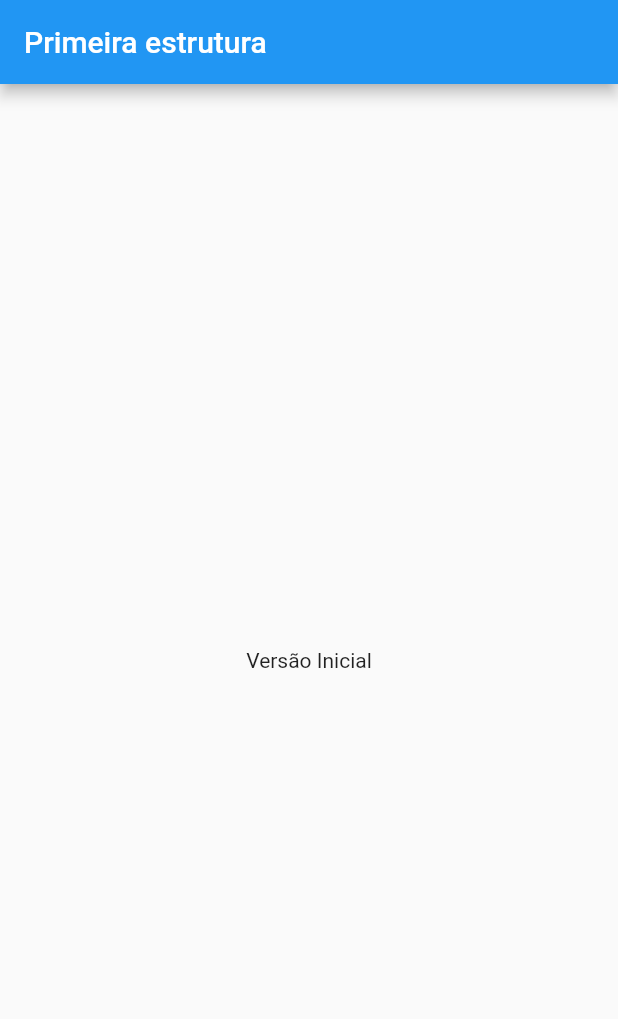
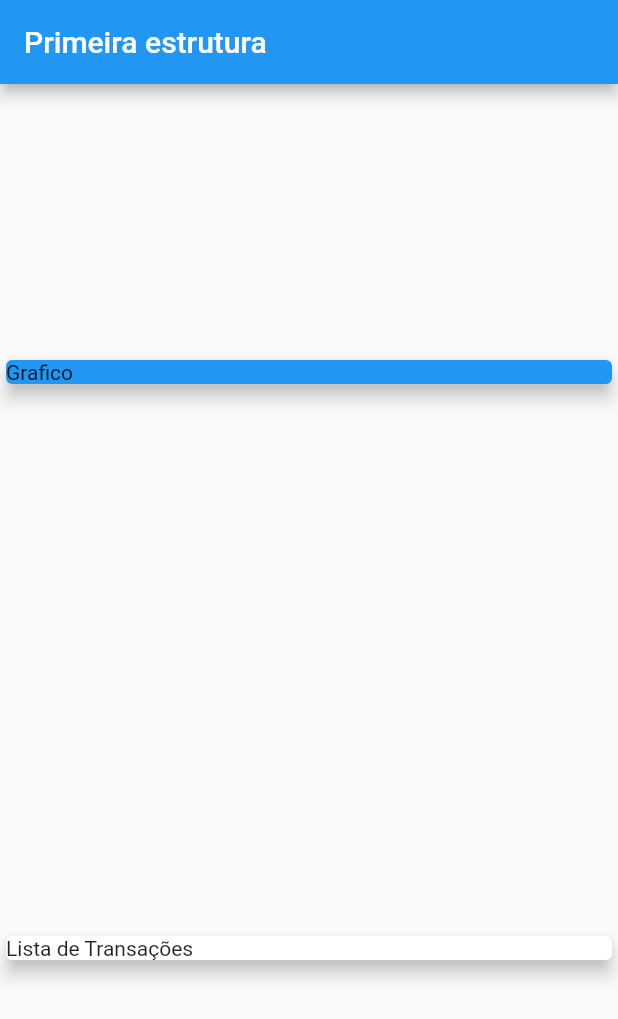
Before and after one commit to cacciatorieric/despesas_pessoais, a Flutter app: the screen it shows after launch, on a phone screen of 412 x 824 dp. Shown: the top 1019 px of the screen. Run offline on Flutter 3.47's test engine with Material 2 defaults, Android fonts, the phone set to English and light mode, and no system bars.

```diff
--- a/despesas_pessoais/lib/main.dart
+++ b/despesas_pessoais/lib/main.dart
@@ -1,3 +1,4 @@
+import 'package:despesas_pessoais/models/transactions.dart';
 import 'package:flutter/material.dart';
 
 main() {
@@ -16,15 +17,42 @@ class ExpensesApp extends StatelessWidget {
 }
 
 class MyHomePage extends StatelessWidget {
+  final _transactions = [
+    Transaction(
+      id: 't1',
+      title: 'Novo tenis de corrida',
+      value: 310.73,
+      date: DateTime.now(),
+    ),
+    Transaction(
+      id: 't2',
+      title: 'Conta de Luz',
+      value: 100.32,
+      date: DateTime.now(),
+    ),
+  ];
+
   @override
   Widget build(BuildContext context) {
     return Scaffold(
-      appBar: AppBar(
-        title: const Text('Primeira estrutura'),
-      ),
-      body: const Center(
-        child: Text('Versão Inicial'),
-      ),
-    );
+        appBar: AppBar(
+          title: const Text('Primeira estrutura'),
+        ),
+        body: Column(
+          mainAxisAlignment: MainAxisAlignment.spaceAround,
+          crossAxisAlignment:
+              CrossAxisAlignment.stretch, //Estica os elementos filhos
+          children: const <Widget>[
+            Card(
+              color: Colors.blue,
+              elevation: 5,
+              child: Text('Grafico'),
+            ),
+            Card(
+              elevation: 5,
+              child: Text('Lista de Transações'),
+            ),
+          ],
+        ));
   }
 }
--- /dev/null
+++ b/despesas_pessoais/lib/models/transactions.dart
@@ -0,0 +1,13 @@
+class Transaction {
+  final String? id;
+  final String? title;
+  final double? value;
+  final DateTime? date;
+
+  Transaction({
+    required this.id,
+    required this.title,
+    required this.value,
+    required this.date,
+  });
+}
```
